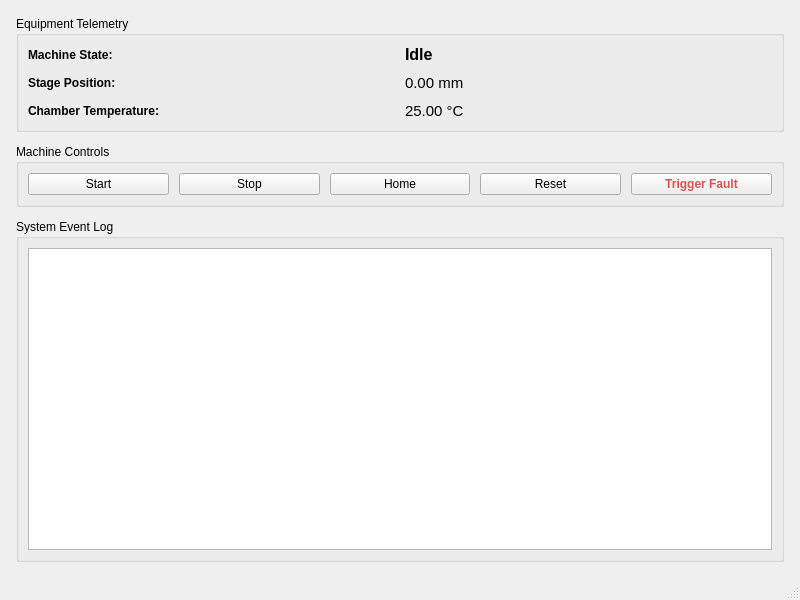
suptos35/qt_equipment_simulator, file src/MainWindow.ui: the form before one commit.
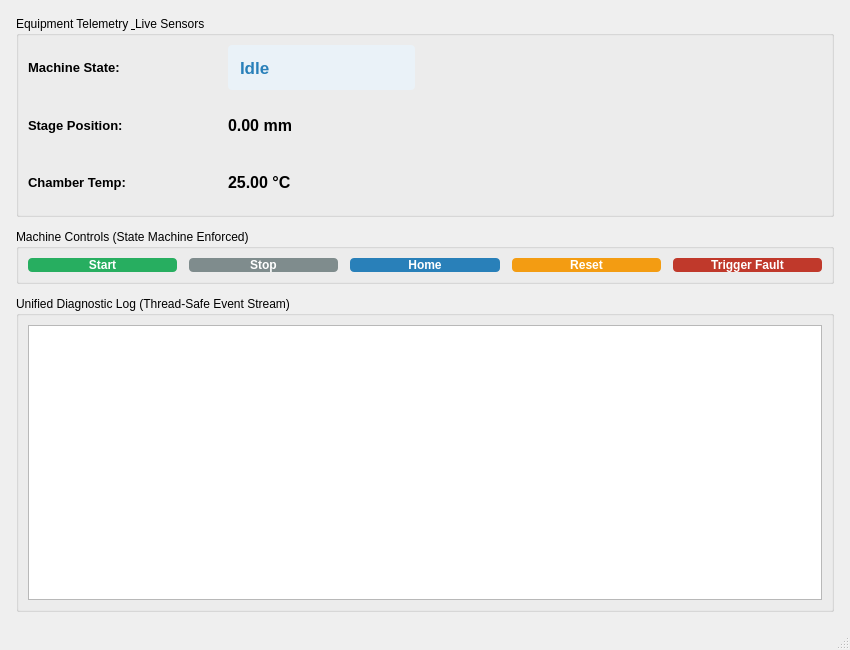
The form after the commit. Custom widgets are drawn as their Qt base class.

Commit message: feat: Step 5 - Event log, GaugeWidget QPainter dial, thread-safe UI logging, and GUI test

```diff
--- a/src/MainWindow.ui
+++ b/src/MainWindow.ui
@@ -6,8 +6,8 @@
    <rect>
     <x>0</x>
     <y>0</y>
-    <width>800</width>
-    <height>600</height>
+    <width>850</width>
+    <height>650</height>
    </rect>
   </property>
   <property name="windowTitle">
@@ -33,16 +33,22 @@
     <item>
      <widget class="QGroupBox" name="groupTelemetry">
       <property name="title">
-       <string>Equipment Telemetry</string>
+       <string>Equipment Telemetry &amp; Live Sensors</string>
       </property>
+      <layout class="QHBoxLayout" name="layoutTelemetrySplit">
+       <property name="spacing">
+        <number>20</number>
+       </property>
+       <item>
       <layout class="QGridLayout" name="gridTelemetry">
        <property name="spacing">
-        <number>10</number>
+          <number>12</number>
        </property>
        <item row="0" column="0">
         <widget class="QLabel" name="lblStatusTitle">
          <property name="font">
           <font>
+             <pointsize>10</pointsize>
            <bold>true</bold>
           </font>
          </property>
@@ -55,10 +61,13 @@
         <widget class="QLabel" name="lblStatus">
          <property name="font">
           <font>
-           <pointsize>12</pointsize>
+             <pointsize>13</pointsize>
            <bold>true</bold>
           </font>
          </property>
+           <property name="styleSheet">
+            <string>color: #2980b9; padding: 2px 8px; background: #eaf2f8; border-radius: 4px;</string>
+           </property>
          <property name="text">
           <string>Idle</string>
          </property>
@@ -68,6 +77,7 @@
         <widget class="QLabel" name="lblPosTitle">
          <property name="font">
           <font>
+             <pointsize>10</pointsize>
            <bold>true</bold>
           </font>
          </property>
@@ -80,7 +90,8 @@
         <widget class="QLabel" name="lblPosition">
          <property name="font">
           <font>
-           <pointsize>11</pointsize>
+             <pointsize>12</pointsize>
+             <bold>true</bold>
           </font>
          </property>
          <property name="text">
@@ -92,11 +103,12 @@
         <widget class="QLabel" name="lblTempTitle">
          <property name="font">
           <font>
+             <pointsize>10</pointsize>
            <bold>true</bold>
           </font>
          </property>
          <property name="text">
-          <string>Chamber Temperature:</string>
+            <string>Chamber Temp:</string>
          </property>
         </widget>
        </item>
@@ -104,7 +116,8 @@
         <widget class="QLabel" name="lblTemperature">
          <property name="font">
           <font>
-           <pointsize>11</pointsize>
+             <pointsize>12</pointsize>
+             <bold>true</bold>
           </font>
          </property>
          <property name="text">
@@ -113,19 +126,42 @@
         </widget>
        </item>
       </layout>
+       </item>
+       <item>
+        <widget class="GaugeWidget" name="gaugeTemperature" native="true">
+         <property name="minimumSize">
+          <size>
+           <width>180</width>
+           <height>160</height>
+          </size>
+         </property>
+        </widget>
+       </item>
+      </layout>
      </widget>
     </item>
     <item>
      <widget class="QGroupBox" name="groupControls">
       <property name="title">
-       <string>Machine Controls</string>
+       <string>Machine Controls (State Machine Enforced)</string>
       </property>
       <layout class="QHBoxLayout" name="layoutControls">
        <property name="spacing">
-        <number>10</number>
+        <number>12</number>
        </property>
        <item>
         <widget class="QPushButton" name="btnStart">
+         <property name="minimumHeight">
+          <number>36</number>
+         </property>
+         <property name="font">
+          <font>
+           <bold>true</bold>
+          </font>
+         </property>
+         <property name="styleSheet">
+          <string>background-color: #27ae60; color: white; border-radius: 4px;</string>
+         </property>
          <property name="text">
           <string>Start</string>
          </property>
@@ -133,6 +169,17 @@
        </item>
        <item>
         <widget class="QPushButton" name="btnStop">
+         <property name="minimumHeight">
+          <number>36</number>
+         </property>
+         <property name="font">
+          <font>
+           <bold>true</bold>
+          </font>
+         </property>
+         <property name="styleSheet">
+          <string>background-color: #7f8c8d; color: white; border-radius: 4px;</string>
+         </property>
          <property name="text">
           <string>Stop</string>
          </property>
@@ -140,6 +187,17 @@
        </item>
        <item>
         <widget class="QPushButton" name="btnHome">
+         <property name="minimumHeight">
+          <number>36</number>
+         </property>
+         <property name="font">
+          <font>
+           <bold>true</bold>
+          </font>
+         </property>
+         <property name="styleSheet">
+          <string>background-color: #2980b9; color: white; border-radius: 4px;</string>
+         </property>
          <property name="text">
           <string>Home</string>
          </property>
@@ -147,6 +205,17 @@
        </item>
        <item>
         <widget class="QPushButton" name="btnReset">
+         <property name="minimumHeight">
+          <number>36</number>
+         </property>
+         <property name="font">
+          <font>
+           <bold>true</bold>
+          </font>
+         </property>
+         <property name="styleSheet">
+          <string>background-color: #f39c12; color: white; border-radius: 4px;</string>
+         </property>
          <property name="text">
           <string>Reset</string>
          </property>
@@ -154,8 +223,16 @@
        </item>
        <item>
         <widget class="QPushButton" name="btnTriggerError">
+         <property name="minimumHeight">
+          <number>36</number>
+         </property>
+         <property name="font">
+          <font>
+           <bold>true</bold>
+          </font>
+         </property>
          <property name="styleSheet">
-          <string>color: #d9534f; font-weight: bold;</string>
+          <string>background-color: #c0392b; color: white; border-radius: 4px;</string>
          </property>
          <property name="text">
           <string>Trigger Fault</string>
@@ -168,11 +245,21 @@
     <item>
      <widget class="QGroupBox" name="groupLog">
       <property name="title">
-       <string>System Event Log</string>
+       <string>Unified Diagnostic Log (Thread-Safe Event Stream)</string>
       </property>
       <layout class="QVBoxLayout" name="layoutLog">
        <item>
-        <widget class="QListWidget" name="listEvents"/>
+        <widget class="QListWidget" name="listEvents">
+         <property name="font">
+          <font>
+           <family>Monospace</family>
+           <pointsize>9</pointsize>
+          </font>
+         </property>
+         <property name="alternatingRowColors">
+          <bool>true</bool>
+         </property>
+        </widget>
        </item>
       </layout>
      </widget>
@@ -181,6 +268,14 @@
   </widget>
   <widget class="QStatusBar" name="statusbar"/>
  </widget>
+ <customwidgets>
+  <customwidget>
+   <class>GaugeWidget</class>
+   <extends>QWidget</extends>
+   <header>GaugeWidget.h</header>
+   <container>1</container>
+  </customwidget>
+ </customwidgets>
  <resources/>
  <connections/>
 </ui>
```
Lines whose indentation alone changed are shown as unchanged. The commit also changes 9 other files.
